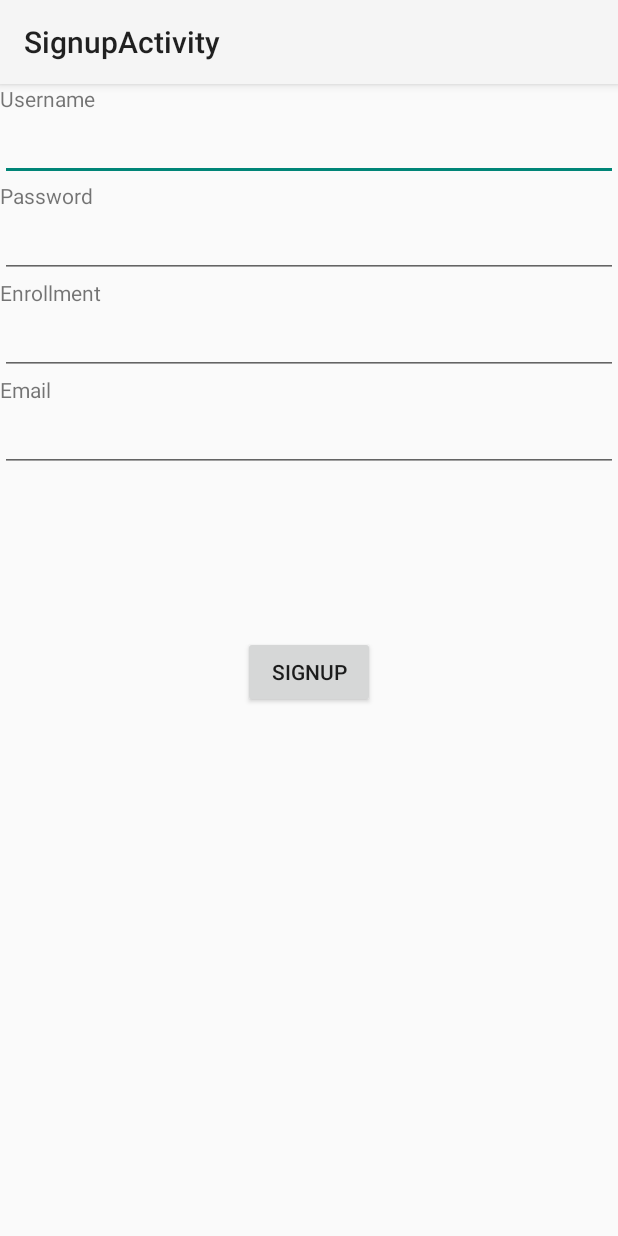
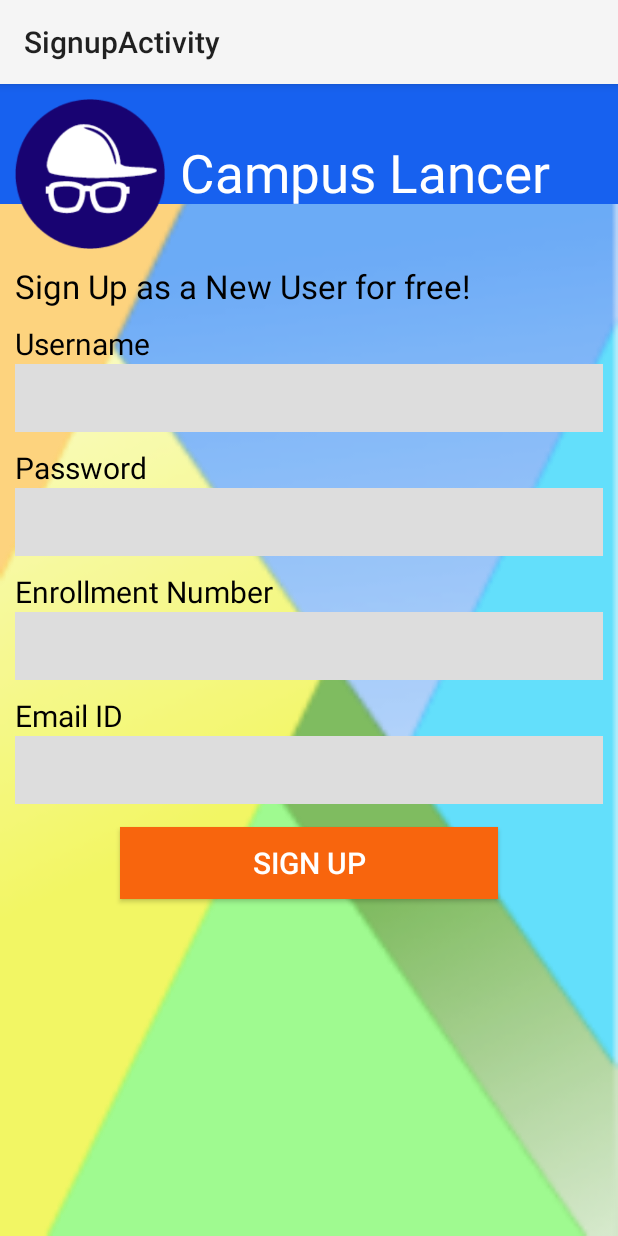
Before and after one commit to anshulshah96/CampusLancer, an Android app: the SignupActivity screen opened directly, with no data from a screen before it, on a phone screen of 412 x 824 dp. Run offline under Robolectric (Android 15) with nearby library versions, the phone set to English and light mode, and no system bars.

Commit message:
Sign Up page designed, and sign up problem on main page fixed.

```diff
--- a/app/src/main/java/com/aka/campuslancer/SignupActivity.java
+++ b/app/src/main/java/com/aka/campuslancer/SignupActivity.java
@@ -16,7 +16,7 @@ import com.parse.ParseUser;
 import com.parse.SignUpCallback;
 
 
-class SignupActivity extends ActionBarActivity {
+public class SignupActivity extends ActionBarActivity {
 
     Button signup;
     String usernametxt;
--- a/app/src/main/res/layout/activity_signup.xml
+++ b/app/src/main/res/layout/activity_signup.xml
@@ -3,66 +3,172 @@
     android:layout_height="match_parent"
     tools:context="com.aka.campuslancer.SignupActivity">
 
+    <ImageView
+        android:layout_width="match_parent"
+        android:layout_height="match_parent"
+        android:background="@drawable/backgroundmain"
+        android:alpha="0.9"/>
+
+    <TextView
+        android:id="@+id/SignUpHeader"
+        android:layout_width="match_parent"
+        android:layout_height="80dp"
+        android:background="#1761ef"
+
+        android:paddingLeft="120dp"
+        android:paddingTop="35dp"
+        android:text="@string/Heading"
+        android:textSize="35sp"
+        android:textColor="#FFFFFF"/>
+
+    <ImageView
+        android:id="@+id/SignUpMainLogo"
+        android:background="@drawable/mainlogo"
+        android:layout_width="100dp"
+        android:layout_height="100dp"
+        android:layout_marginTop="10dp"
+        android:layout_marginLeft="10dp"/>
+
+    <TextView
+        android:id="@+id/SignUpDescription"
+        android:layout_width="fill_parent"
+        android:layout_height="wrap_content"
+        android:layout_below="@id/SignUpMainLogo"
+        android:paddingTop="10dp"
+
+        android:layout_marginLeft="10dp"
+        android:layout_marginRight="10dp"
+
+        android:text="@string/SignUpDescription"
+        android:textSize="22sp"
+        android:textColor="#000000"/>
+
     <TextView
         android:id="@+id/txtusernamesignup"
         android:layout_width="fill_parent"
         android:layout_height="wrap_content"
-        android:text="@string/Username" />
+        android:layout_below="@id/SignUpDescription"
+        android:paddingTop="10dp"
+
+        android:layout_marginLeft="10dp"
+        android:layout_marginRight="10dp"
+
+        android:text="@string/Username"
+        android:textSize="20sp"
+        android:textColor="#000000"/>
 
     <EditText
         android:id="@+id/usernamesignup"
         android:layout_width="fill_parent"
         android:layout_height="wrap_content"
-        android:layout_below="@+id/txtusernamesignup"
-        android:inputType="text" />
+        android:layout_below="@id/txtusernamesignup"
+        android:padding="5sp"
+
+        android:layout_marginLeft="10dp"
+        android:layout_marginRight="10dp"
+
+        android:inputType="text"
+        android:textSize="25sp"
+        android:background="#DDDDDD"/>
 
     <TextView
         android:id="@+id/txtpasswordsignup"
         android:layout_width="fill_parent"
         android:layout_height="wrap_content"
-        android:layout_below="@+id/usernamesignup"
-        android:text="@string/Password" />
+        android:layout_below="@id/usernamesignup"
+        android:paddingTop="10dp"
+
+        android:layout_marginLeft="10dp"
+        android:layout_marginRight="10dp"
+
+        android:text="@string/Password"
+        android:textSize="20sp"
+        android:textColor="#000000" />
 
     <EditText
         android:id="@+id/passwordsignup"
         android:layout_width="fill_parent"
         android:layout_height="wrap_content"
-        android:layout_below="@+id/txtpasswordsignup"
-        android:inputType="textPassword" />
+        android:layout_below="@id/txtpasswordsignup"
+        android:padding="5sp"
+
+        android:layout_marginLeft="10dp"
+        android:layout_marginRight="10dp"
+
+        android:inputType="textPassword"
+        android:textSize="25sp"
+        android:background="#DDDDDD" />
+
     <TextView
         android:id="@+id/txtenrollmentsignup"
         android:layout_width="fill_parent"
-        android:layout_below="@+id/passwordsignup"
         android:layout_height="wrap_content"
-        android:text="Enrollment" />
+        android:layout_below="@id/passwordsignup"
+        android:paddingTop="10dp"
+
+        android:layout_marginLeft="10dp"
+        android:layout_marginRight="10dp"
+
+        android:text="@string/Enrollment"
+        android:textSize="20sp"
+        android:textColor="#000000" />
 
     <EditText
         android:id="@+id/enrollmentsignup"
         android:layout_width="fill_parent"
         android:layout_height="wrap_content"
         android:layout_below="@+id/txtenrollmentsignup"
-        android:inputType="text" />
+        android:padding="5sp"
+
+        android:layout_marginLeft="10dp"
+        android:layout_marginRight="10dp"
+
+        android:inputType="text"
+        android:textSize="25sp"
+        android:background="#DDDDDD" />
+
     <TextView
         android:id="@+id/txtemailsignup"
         android:layout_width="fill_parent"
-        android:layout_below="@+id/enrollmentsignup"
         android:layout_height="wrap_content"
-        android:text="Email" />
+        android:layout_below="@id/enrollmentsignup"
+        android:paddingTop="10dp"
+
+        android:layout_marginLeft="10dp"
+        android:layout_marginRight="10dp"
+
+        android:text="@string/Email"
+        android:textSize="20sp"
+        android:textColor="#000000" />
 
     <EditText
         android:id="@+id/emailsignup"
         android:layout_width="fill_parent"
         android:layout_height="wrap_content"
         android:layout_below="@+id/txtemailsignup"
-        android:inputType="text" />
+        android:padding="5sp"
+
+        android:layout_marginLeft="10dp"
+        android:layout_marginRight="10dp"
+
+        android:inputType="text"
+        android:textSize="25sp"
+        android:background="#DDDDDD"/>
+
     <Button
         android:id="@+id/signupbtn"
-        android:layout_width="wrap_content"
+        android:layout_width="fill_parent"
         android:layout_height="wrap_content"
-        android:layout_below="@+id/emailsignup"
-        android:layout_centerHorizontal="true"
-        android:layout_marginTop="109dp"
-        android:text="SignUp"/>
+        android:layout_below="@id/emailsignup"
 
+        android:layout_marginLeft="80dp"
+        android:layout_marginRight="80dp"
+        android:layout_marginTop="15dp"
+        android:layout_marginBottom="5dp"
+
+        android:text="@string/SignupBtn"
+        android:textSize="20sp"
+        android:textColor="#FFFFFF"
+        android:background="#F8650D"/>
 
 </RelativeLayout>
--- a/app/src/main/res/values/strings.xml
+++ b/app/src/main/res/values/strings.xml
@@ -6,6 +6,8 @@
     <string name="action_settings">Settings</string>
     <string name="Username">Username</string>
     <string name="Password">Password</string>
+    <string name="Enrollment">Enrollment Number</string>
+    <string name="Email">Email ID</string>
     <string name="LoginBtn">Login</string>
     <string name="SignupBtn">Sign Up</string>
     <string name="LogoutBtn">Log Out</string>
@@ -13,5 +15,6 @@
     <string name="title_activity_signup">SignupActivity</string>
     <string name="SignUpBoost">Don\'t have an account? Sign Up for free!</string>
     <string name="Heading">Campus Lancer</string>
+    <string name="SignUpDescription">Sign Up as a New User for free!</string>
 
 </resources>
```
